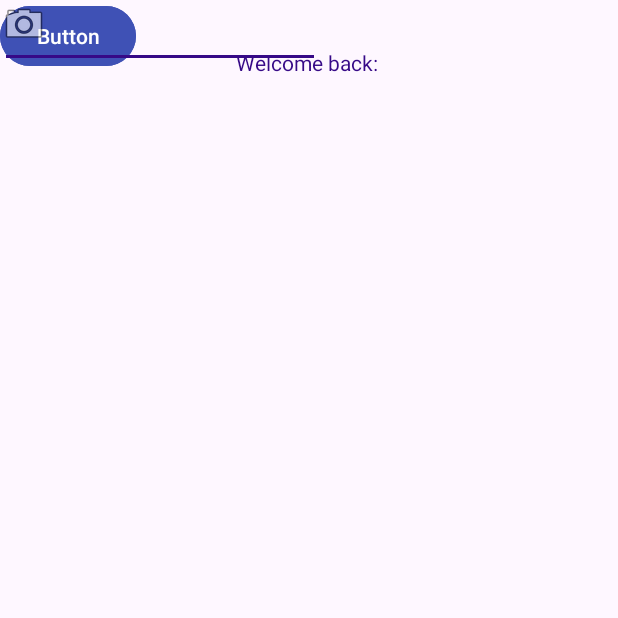
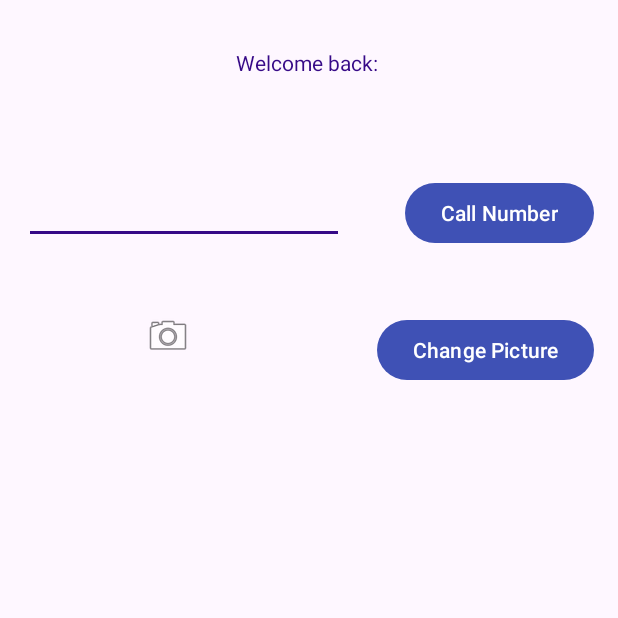
Before and after one commit to Jennifer-10982/Jennifers_Android_Lab_Redo, an Android app: the screen it shows after launch (SecondActivity), after a tap on "Login", on a phone screen of 412 x 824 dp, the top half of it. Run offline under Robolectric (Android 15) with nearby library versions, the phone set to English and light mode, and no system bars.

Commit message:
Commit: Added call feature

```diff
--- a/app/src/main/AndroidManifest.xml
+++ b/app/src/main/AndroidManifest.xml
@@ -1,6 +1,7 @@
 <?xml version="1.0" encoding="utf-8"?>
 <manifest xmlns:android="http://schemas.android.com/apk/res/android"
     xmlns:tools="http://schemas.android.com/tools">
+    <uses-permission android:name="android.permission.CALL_PHONE"></uses-permission>
 
     <uses-feature
         android:name="android.hardware.telephony"
--- a/app/src/main/java/algonquin/cst2335/huyn0116/SecondActivity.java
+++ b/app/src/main/java/algonquin/cst2335/huyn0116/SecondActivity.java
@@ -3,7 +3,10 @@ package algonquin.cst2335.huyn0116;
 import androidx.appcompat.app.AppCompatActivity;
 
 import android.content.Intent;
+import android.net.Uri;
 import android.os.Bundle;
+import android.widget.Button;
+import android.widget.EditText;
 import android.widget.TextView;
 
 import org.w3c.dom.Text;
@@ -16,10 +19,20 @@ public class SecondActivity extends AppCompatActivity {
         setContentView(R.layout.activity_second);
 
         TextView text_View = findViewById(R.id.textView);
+        EditText phoneNumber = findViewById(R.id.editTextPhone);
+        Button callbtn = findViewById(R.id.button2);
 
         Intent fromPrevious = getIntent();
         String emailAddress = fromPrevious.getStringExtra("EmailAddress");
 
         text_View.setText("Welcome back: " + emailAddress);
+
+        callbtn.setOnClickListener(clk ->{
+            Intent call = new Intent(Intent.ACTION_DIAL);
+            call.setData(Uri.parse("tel: " + phoneNumber));
+
+            call.putExtra("Phone", phoneNumber.getText().toString());
+            startActivity(call);
+        });
     }
 }
--- a/app/src/main/res/layout/activity_second.xml
+++ b/app/src/main/res/layout/activity_second.xml
@@ -21,18 +21,25 @@
         android:id="@+id/button2"
         android:layout_width="wrap_content"
         android:layout_height="wrap_content"
-        android:text="Button"
-        tools:layout_editor_absoluteX="270dp"
-        tools:layout_editor_absoluteY="105dp"
-      />
+        android:text="Call Number"
+        app:layout_constraintBottom_toBottomOf="parent"
+        app:layout_constraintEnd_toEndOf="parent"
+        app:layout_constraintHorizontal_bias="0.943"
+        app:layout_constraintStart_toStartOf="parent"
+        app:layout_constraintTop_toTopOf="parent"
+        app:layout_constraintVertical_bias="0.152" />
 
     <Button
         android:id="@+id/button3"
         android:layout_width="wrap_content"
         android:layout_height="wrap_content"
-        android:text="Button"
-        tools:layout_editor_absoluteX="272dp"
-        tools:layout_editor_absoluteY="173dp" />
+        android:text="Change Picture"
+        app:layout_constraintBottom_toBottomOf="parent"
+        app:layout_constraintEnd_toEndOf="parent"
+        app:layout_constraintHorizontal_bias="0.939"
+        app:layout_constraintStart_toStartOf="parent"
+        app:layout_constraintTop_toTopOf="parent"
+        app:layout_constraintVertical_bias="0.27" />
 
     <EditText
         android:id="@+id/editTextPhone"
@@ -40,13 +47,21 @@
         android:layout_height="wrap_content"
         android:ems="10"
         android:inputType="phone"
-        tools:layout_editor_absoluteX="22dp"
-        tools:layout_editor_absoluteY="104dp" />
+        app:layout_constraintBottom_toBottomOf="parent"
+        app:layout_constraintEnd_toEndOf="parent"
+        app:layout_constraintHorizontal_bias="0.079"
+        app:layout_constraintStart_toStartOf="parent"
+        app:layout_constraintTop_toTopOf="parent"
+        app:layout_constraintVertical_bias="0.151" />
 
     <ImageView
         android:layout_width="wrap_content"
         android:layout_height="wrap_content"
-        app:srcCompat="@android:drawable/ic_menu_camera"
-        tools:layout_editor_absoluteX="99dp"
-        tools:layout_editor_absoluteY="189dp" />
+        app:layout_constraintBottom_toBottomOf="parent"
+        app:layout_constraintEnd_toEndOf="parent"
+        app:layout_constraintHorizontal_bias="0.253"
+        app:layout_constraintStart_toStartOf="parent"
+        app:layout_constraintTop_toTopOf="parent"
+        app:layout_constraintVertical_bias="0.263"
+        app:srcCompat="@android:drawable/ic_menu_camera" />
 </androidx.constraintlayout.widget.ConstraintLayout>
```
